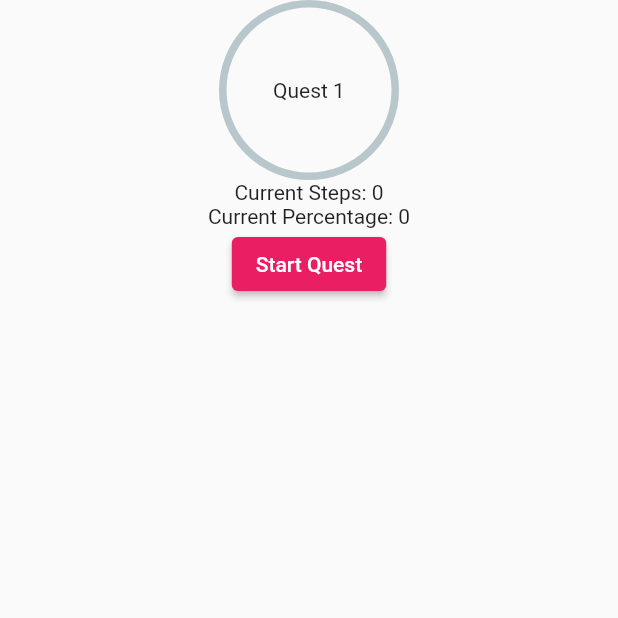
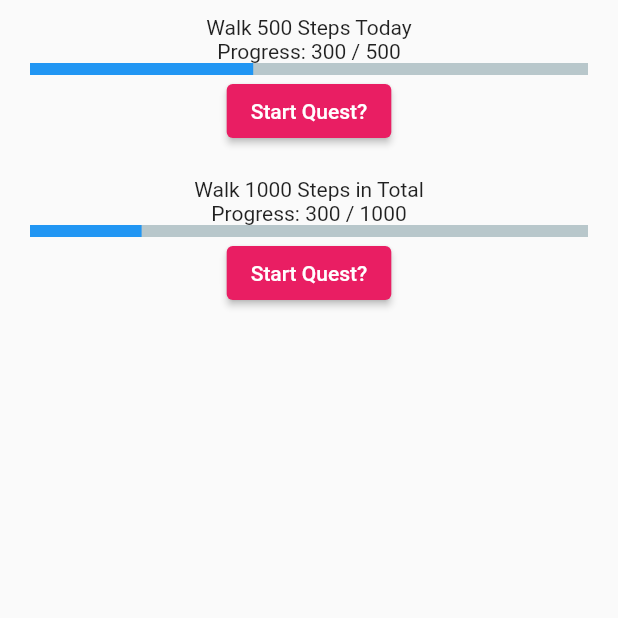
Before and after one commit to 26june/walkerrr, a Flutter app: the QuestList screen opened directly, on a phone screen of 412 x 824 dp, the top half of it. Run offline on Flutter 3.47's test engine with Material 2 defaults, Android fonts, the phone set to English and light mode, and no system bars; drawn by our look-alikes of percent_indicator; our stand-ins replace firebase_auth, firebase_core, pedometer; accounts and stored records are empty.

Commit message:
quest cards

```diff
--- /dev/null
+++ b/lib/common/single_quest.dart
@@ -0,0 +1,55 @@
+import 'package:flutter/material.dart';
+import 'package:percent_indicator/linear_percent_indicator.dart';
+
+class SingleQuest extends StatefulWidget {
+  const SingleQuest(
+      {super.key,
+      required this.questTitle,
+      required this.questGoal,
+      required this.questOffset,
+      required this.questCurrent});
+
+  final String questTitle;
+  final int questGoal;
+  final int questOffset;
+  final int questCurrent;
+
+  @override
+  State<SingleQuest> createState() => _SingleQuestState();
+}
+
+class _SingleQuestState extends State<SingleQuest> {
+  bool isButtonActive = true;
+  String buttonText = "Start Quest?";
+  @override
+  Widget build(BuildContext context) {
+    return Padding(
+      padding: const EdgeInsets.all(10.0),
+      child: Center(
+        child: Column(
+          children: [
+            Text(widget.questTitle),
+            Text("Progress: ${widget.questCurrent} / ${widget.questGoal}"),
+            LinearPercentIndicator(
+              width: MediaQuery.of(context).size.width - 20,
+              lineHeight: 8.0,
+              percent:
+                  (widget.questCurrent - widget.questOffset) / widget.questGoal,
+              progressColor: Colors.blue,
+            ),
+            ElevatedButton(
+                onPressed: isButtonActive
+                    ? () {
+                        setState(() {
+                          isButtonActive = false;
+                          buttonText = "Quest Started";
+                        });
+                      }
+                    : null,
+                child: Text(buttonText))
+          ],
+        ),
+      ),
+    );
+  }
+}
--- a/lib/pages/quests_tab.dart
+++ b/lib/pages/quests_tab.dart
@@ -1,5 +1,6 @@
 import 'package:flutter/material.dart';
 import 'package:percent_indicator/percent_indicator.dart';
+import 'package:walkerrr/common/single_quest.dart';
 
 class QuestList extends StatefulWidget {
   const QuestList({super.key});
@@ -9,7 +10,6 @@ class QuestList extends StatefulWidget {
 }
 
 class _QuestListState extends State<QuestList> {
-  int _progress = 0, _questSteps = 0;
 
   @override
   Widget build(BuildContext context) {
@@ -17,16 +17,8 @@ class _QuestListState extends State<QuestList> {
       body: Center(
         child: Column(
           children: [
-            CircularPercentIndicator(
-              radius: 60.0,
-              lineWidth: 5.0,
-              percent: _progress.toDouble(),
-              center: Text("Quest 1"),
-              progressColor: Colors.green,
-            ),
-            Text("Current Steps: $_questSteps"),
-            Text("Current Percentage: $_progress"),
-            ElevatedButton(onPressed: () {}, child: Text("Start Quest"))
+            SingleQuest(questTitle: "Walk 500 Steps Today", questGoal: 500, questCurrent: 300,questOffset: 100,),
+            SingleQuest(questTitle: "Walk 1000 Steps in Total", questGoal: 1000, questOffset: 100, questCurrent: 300),
           ],
         ),
       ),
```
